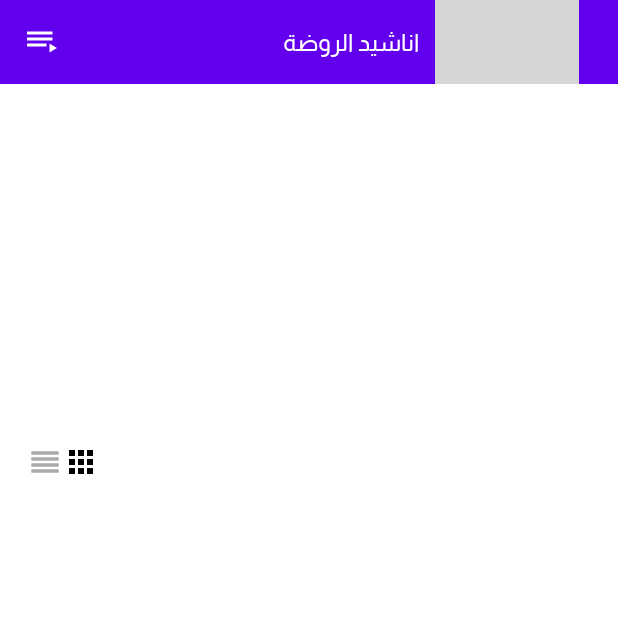
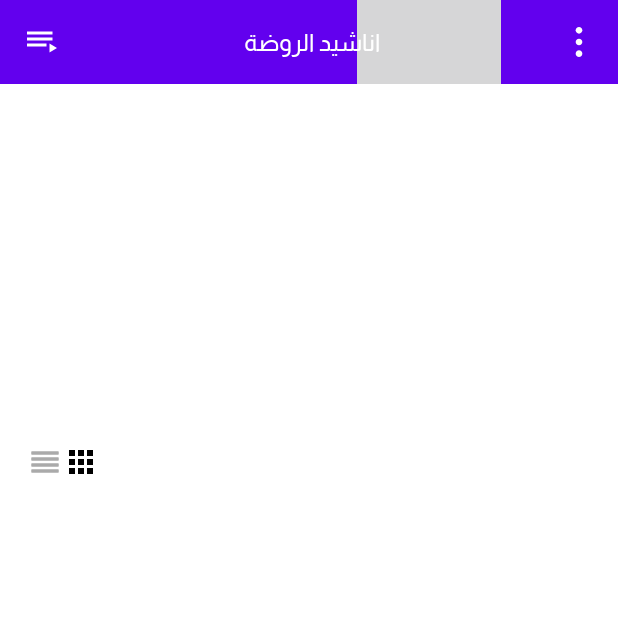
Before and after one commit to elkafrawyel/KidsTv, an Android app: the ChannelsActivity screen opened directly, with no data from a screen before it, on a phone screen of 412 x 824 dp, the top half of it. Run offline under Robolectric (Android 15) with nearby library versions, the phone set to English and light mode, and no system bars; our stand-ins replace AdMob; libraries missing offline, so code that uses them is left out: com.blankj.utilcode, com.chad.library, com.elkafrawyel; plain views replace FrameView, PageIndicatorView; 13 statements that could not run were skipped.

Commit message:
option menu added to main page

```diff
--- /dev/null
+++ b/app/src/main/res/drawable/options.xml
@@ -0,0 +1,17 @@
+<?xml version="1.0" encoding="utf-8"?>
+<vector xmlns:android="http://schemas.android.com/apk/res/android"
+    android:width="20dp"
+    android:height="20dp"
+    android:viewportWidth="384"
+    android:viewportHeight="384">
+
+    <path
+        android:fillColor="@android:color/white"
+        android:pathData="M 192 0 C 215.564333421 0 234.667 19.102666579 234.667 42.667 C 234.667 66.231333421 215.564333421 85.334 192 85.334 C 168.435666579 85.334 149.333 66.231333421 149.333 42.667 C 149.333 19.102666579 168.435666579 0 192 0 Z" />
+    <path
+        android:fillColor="@android:color/white"
+        android:pathData="M 192 149.333 C 215.564333421 149.333 234.667 168.435666579 234.667 192 C 234.667 215.564333421 215.564333421 234.667 192 234.667 C 168.435666579 234.667 149.333 215.564333421 149.333 192 C 149.333 168.435666579 168.435666579 149.333 192 149.333 Z" />
+    <path
+        android:fillColor="@android:color/white"
+        android:pathData="M 192 298.666 C 215.564333421 298.666 234.667 317.768666579 234.667 341.333 C 234.667 364.897333421 215.564333421 384 192 384 C 168.435666579 384 149.333 364.897333421 149.333 341.333 C 149.333 317.768666579 168.435666579 298.666 192 298.666 Z" />
+</vector>
--- a/app/src/main/res/layout/activity_channels.xml
+++ b/app/src/main/res/layout/activity_channels.xml
@@ -141,6 +141,14 @@
                 android:gravity="center"
                 android:spinnerMode="dialog" />
 
+            <ImageView
+                android:id="@+id/options"
+                android:layout_width="wrap_content"
+                android:layout_height="?attr/actionBarSize"
+                android:layout_marginStart="8dp"
+                android:layout_marginEnd="8dp"
+                android:padding="8dp"
+                android:src="@drawable/options" />
 
         </LinearLayout>
 
--- a/app/src/main/res/layout/activity_play_list.xml
+++ b/app/src/main/res/layout/activity_play_list.xml
@@ -117,6 +117,7 @@
         android:layout_width="wrap_content"
         android:layout_height="wrap_content"
         ads:adSize="BANNER"
+
         ads:adUnitId="@string/bannerAd"
         ads:layout_constraintBottom_toBottomOf="parent"
         ads:layout_constraintEnd_toEndOf="parent"
--- a/app/src/main/res/layout/activity_player.xml
+++ b/app/src/main/res/layout/activity_player.xml
@@ -101,6 +101,7 @@
         android:layout_height="wrap_content"
         android:layout_marginTop="8dp"
         ads:adSize="BANNER"
+
         ads:adUnitId="@string/bannerAd"
         ads:layout_constraintBottom_toBottomOf="parent"
         ads:layout_constraintEnd_toEndOf="parent"
--- /dev/null
+++ b/app/src/main/res/menu/option_menu.xml
@@ -0,0 +1,16 @@
+<?xml version="1.0" encoding="utf-8"?>
+<menu xmlns:android="http://schemas.android.com/apk/res/android">
+
+    <item
+        android:id="@+id/appPage"
+        android:title="@string/appPage" />
+
+    <item
+        android:id="@+id/share"
+        android:title="@string/share" />
+
+    <item
+        android:id="@+id/faceBook"
+        android:title="@string/faceBookPage" />
+
+</menu>
--- a/app/src/main/res/values/strings.xml
+++ b/app/src/main/res/values/strings.xml
@@ -1,7 +1,7 @@
 <resources>
     <!--    My Key-->
-<!--        <string name="key" translatable="false">AIzaSyD0za6rHEdDJV_mHVWmUEEiehiR4kErAwg</string>-->
-    <string name="key" translatable="false">AIzaSyBh9fpCpXh9WeO9PHncA2yH74fTmFxIgFY</string>
+        <string name="key" translatable="false">AIzaSyD0za6rHEdDJV_mHVWmUEEiehiR4kErAwg</string>
+<!--    <string name="key" translatable="false">AIzaSyBh9fpCpXh9WeO9PHncA2yH74fTmFxIgFY</string>-->
     <!--    Test Key-->
     <!--    <string name="key" translatable="false">AIzaSyAyenwesv4XwxVReOsL6rUxsEiiGTw7vk4</string>-->
     <string name="appId" translatable="false">ca-app-pub-9446744666336593~9491833057</string>
@@ -25,5 +25,11 @@
     <string name="dialog_title">Cartoon List</string>
     <string name="search_hint">Search for cartoons</string>
     <string name="noPlaylists">There is no playists</string>
+    <string name="faceBookPage">Facebook Page</string>
+    <string name="share">Share</string>
+    <string name="appPage">App Page</string>
+    <string name="Ok">OK</string>
+    <string name="cancel">Cancel</string>
+    <string name="facebookMessage">Facebook Page for any question.</string>
 
 </resources>
```
Also changed, not shown: app/src/main/java/com/cartoons/kids/common/Extenstions.kt (+76 -1 lines), app/src/main/java/com/cartoons/kids/ui/channelsActivity/ChannelsActivity.kt (+28 -1 lines), 1 other file.
